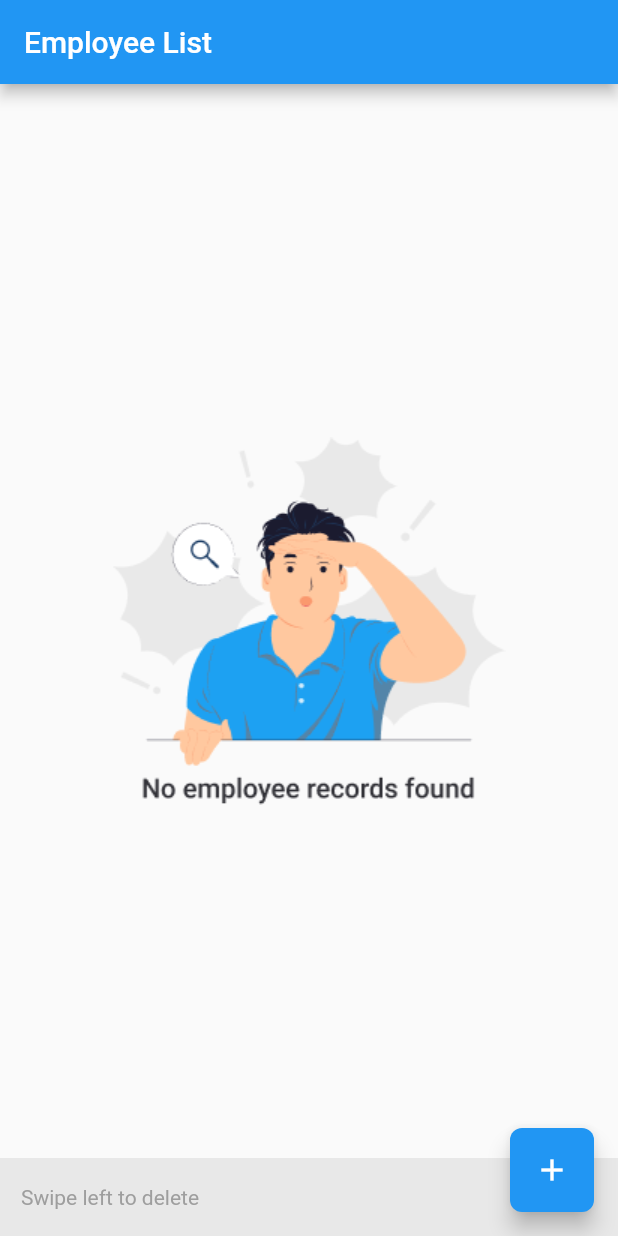
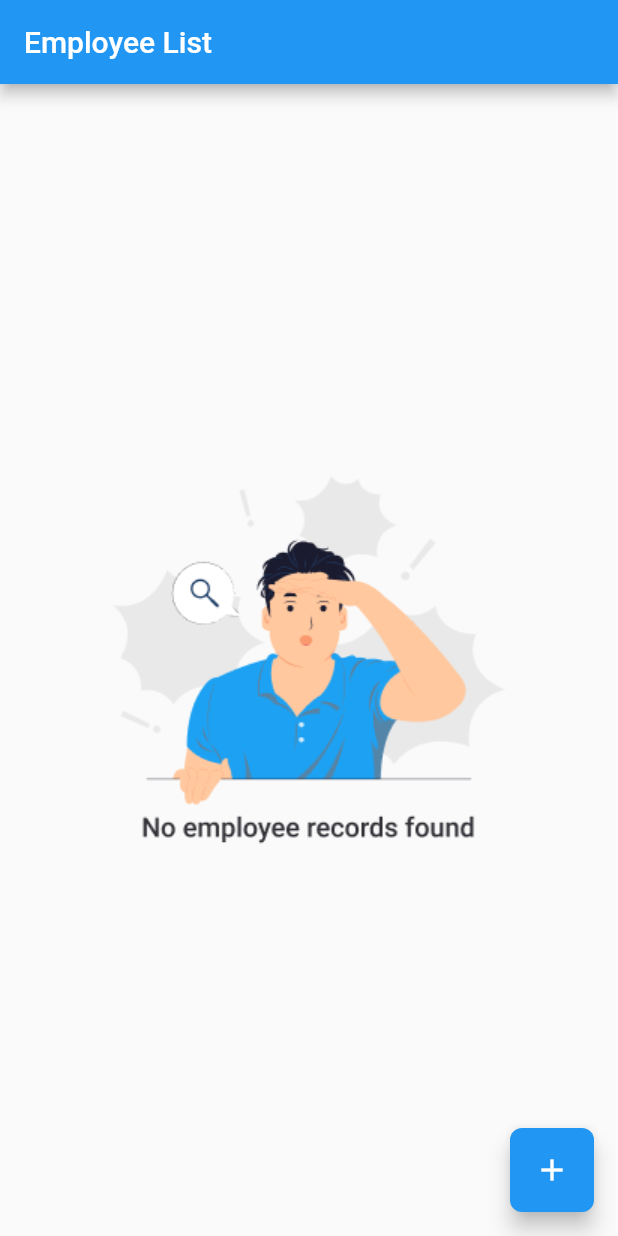
Before and after one commit to toseefkhan403/employee-management-system, a Flutter app: the screen it shows after launch, on a phone screen of 412 x 824 dp. Run offline on Flutter 3.47's test engine with Material 2 defaults, Android fonts, the light colour scheme and no system bars; our stand-ins replace equatable, flutter_bloc, flutter_vector_icons, table_calendar; missing offline and left inert: localstore.

Commit message:
ui optimizations

```diff
--- a/lib/presentation/date_picker_dialog.dart
+++ b/lib/presentation/date_picker_dialog.dart
@@ -28,7 +28,6 @@ class _DatePickerDialogState extends State<DatePickerDialog> {
         borderRadius: BorderRadius.circular(14),
       ),
       child: SingleChildScrollView(
-        child: Padding(
         padding: const EdgeInsets.all(14),
         child: Column(
           mainAxisSize: MainAxisSize.min,
@@ -58,7 +57,6 @@ class _DatePickerDialogState extends State<DatePickerDialog> {
             const SizedBox(height: 16.0),
             datePickerBottomRow(),
           ],
-          ),
         ),
       ),
     );
--- a/lib/presentation/employee_list_page.dart
+++ b/lib/presentation/employee_list_page.dart
@@ -32,10 +32,7 @@ class _EmployeeListPageState extends State<EmployeeListPage> {
       appBar: AppBar(
         title: Text(widget.title),
       ),
-      body: Column(
-        children: [
-          Expanded(
-            child: BlocBuilder<EmployeeCubit, EmployeeState>(
+      body: BlocBuilder<EmployeeCubit, EmployeeState>(
         builder: (context, state) {
           if (state.employees.isNotEmpty) {
             final employees = state.employees;
@@ -46,17 +43,37 @@ class _EmployeeListPageState extends State<EmployeeListPage> {
                 .where((employee) => employee.endDate != null)
                 .toList();
 
-                  return SingleChildScrollView(
-                    child: Column(
+            return Column(
               children: [
-                        listHeading("Current employees"),
+                Expanded(
+                  child: ListView(
+                    children: [
+                      currentEmployees.isNotEmpty
+                          ? listHeading("Current employees")
+                          : Container(),
                       employeeListWidget(
                           currentEmployees, employeeBloc, context),
-                        listHeading("Previous employees"),
+                      previousEmployees.isNotEmpty
+                          ? listHeading("Previous employees")
+                          : Container(),
                       employeeListWidget(
                           previousEmployees, employeeBloc, context),
                     ],
                   ),
+                ),
+
+                // Swipe left to delete
+                Container(
+                  width: double.infinity,
+                  padding:
+                      const EdgeInsets.symmetric(horizontal: 14, vertical: 18),
+                  color: Colors.grey.withOpacity(0.2),
+                  child: const Text(
+                    "Swipe left to delete",
+                    style: TextStyle(color: Colors.grey),
+                  ),
+                ),
+              ],
             );
           } else {
             return Center(
@@ -64,20 +81,6 @@ class _EmployeeListPageState extends State<EmployeeListPage> {
             );
           }
         },
-            ),
-          ),
-
-          // Swipe left to delete
-          Container(
-            width: double.infinity,
-            padding: const EdgeInsets.symmetric(horizontal: 14, vertical: 18),
-            color: Colors.grey.withOpacity(0.2),
-            child: const Text(
-              "Swipe left to delete",
-              style: TextStyle(color: Colors.grey),
-            ),
-          ),
-        ],
       ),
       floatingActionButton: FloatingActionButton(
         shape: RoundedRectangleBorder(
```
Lines whose indentation alone changed are shown as unchanged.
